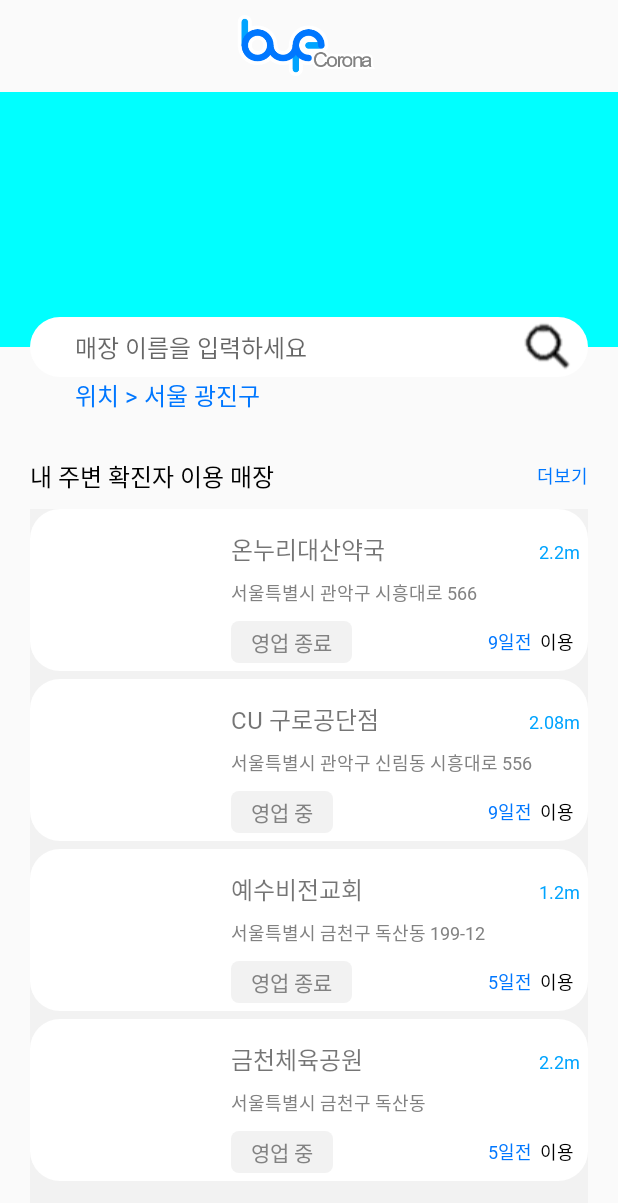
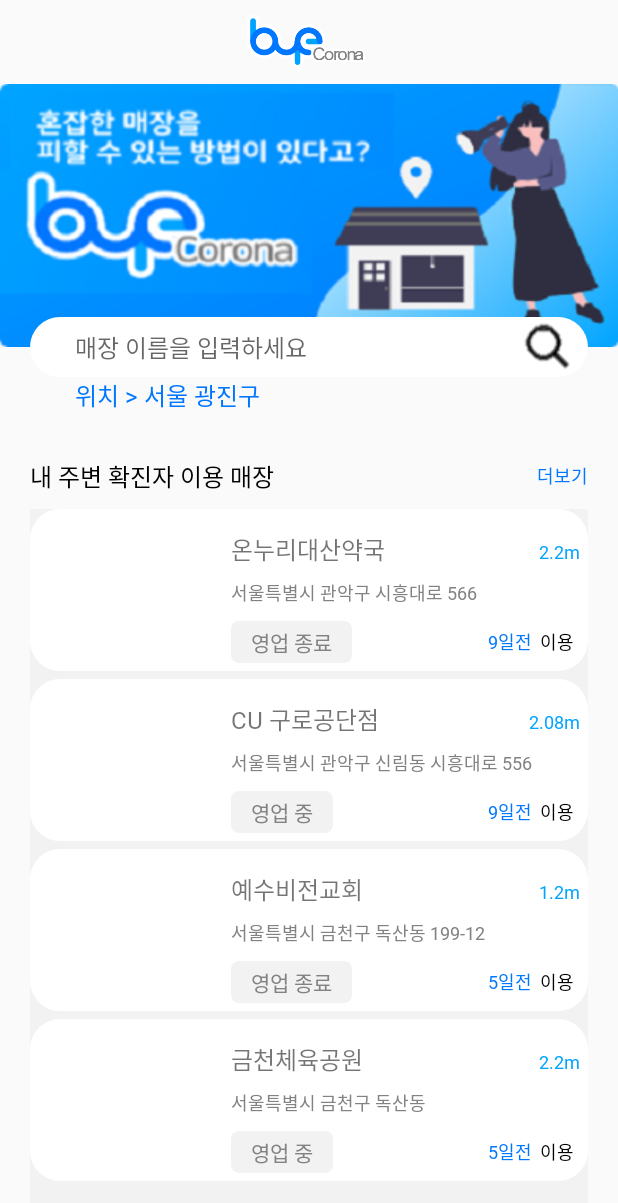
Before and after one commit to ing06060/IBM_project_fin, an Android app: the screen it shows after launch (MainActivity), on a phone screen of 412 x 824 dp. Shown: the top 1203 px of the screen. Run offline under Robolectric (Android 15) with nearby library versions, the phone set to English and light mode, and no system bars.

```diff
--- a/app/src/main/res/layout/activity_main.xml
+++ b/app/src/main/res/layout/activity_main.xml
@@ -16,7 +16,7 @@
             <LinearLayout
                 android:paddingTop="10dp"
                 android:paddingBottom="10dp"
-                android:layout_weight="4"
+                android:layout_weight="4.5"
                 android:layout_width="match_parent"
                 android:layout_height="match_parent">
                 <ImageView
@@ -32,10 +32,11 @@
                 <RelativeLayout
                     android:layout_width="match_parent"
                     android:layout_height="match_parent">
-                    <androidx.viewpager2.widget.ViewPager2
+                    <ImageView
                         android:layout_marginBottom="20dp"
                         android:id="@+id/main_add"
-                        android:background="#00ffff"
+                        android:scaleType="fitXY"
+                        android:background="@drawable/backgroundloco"
                         android:layout_above="@+id/nowLocation"
                         android:layout_width="match_parent"
                         android:layout_height="match_parent"/>
```
Also changed, not shown: app/src/main/res/drawable/backgroundloco.png (added).
